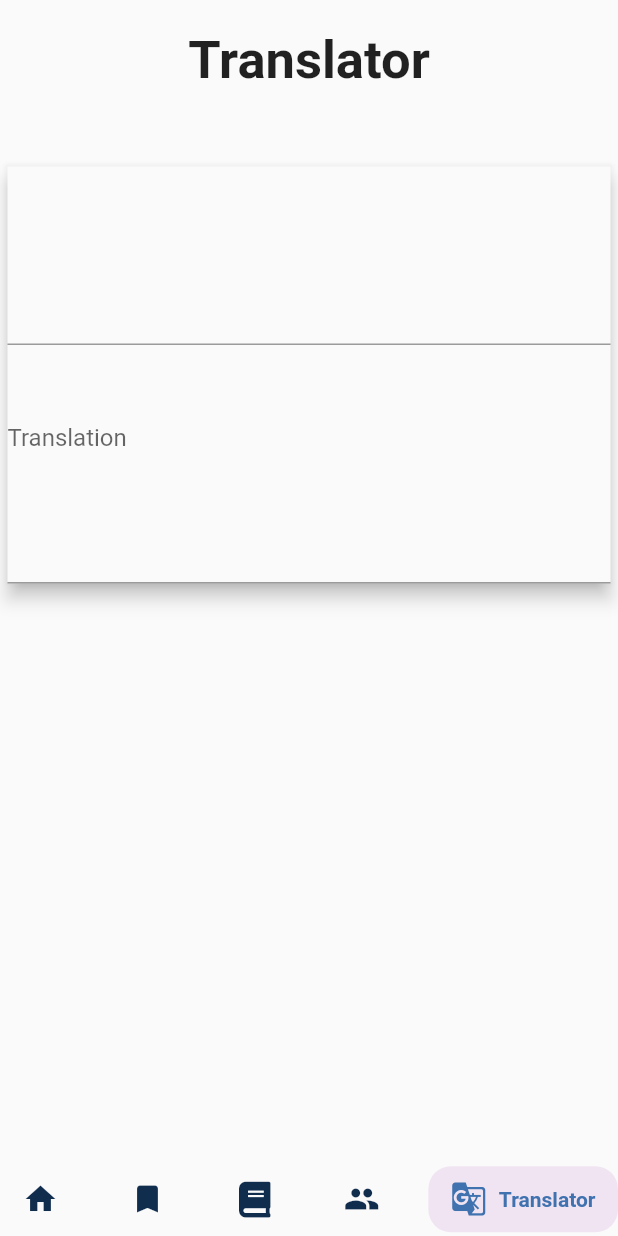
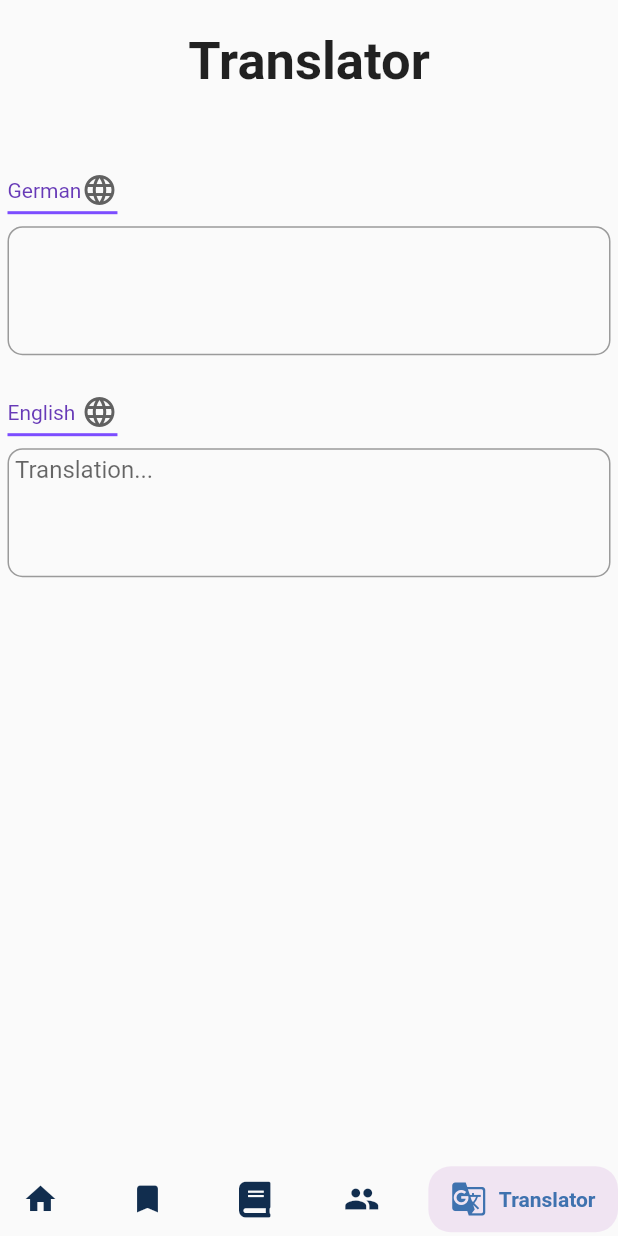
Before and after one commit to Niklas-dev/vocabgroups, a Flutter app: the screen it shows once a user with an empty profile is signed in, item 5 of the bottom bar chosen, on a phone screen of 412 x 824 dp. Run offline on Flutter 3.47's test engine with Material 2 defaults, Android fonts, the phone set to English and light mode, and no system bars; drawn by our look-alikes of google_nav_bar; our stand-ins replace firebase_auth, firebase_core, font_awesome_flutter; accounts and stored records are empty; network calls fail.

Commit message:
Translator Page

```diff
--- a/lib/Pages/Tabs/translator_tab.dart
+++ b/lib/Pages/Tabs/translator_tab.dart
@@ -6,6 +6,8 @@ class TranslatorTab extends StatefulWidget {
 }
 
 class _TranslatorTabState extends State<TranslatorTab> {
+  String firstLanguage = 'German';
+  String secondLanguage = 'English';
   @override
   Widget build(BuildContext context) {
     return Container(
@@ -14,7 +16,8 @@ class _TranslatorTabState extends State<TranslatorTab> {
           mainAxisAlignment: MainAxisAlignment.start,
           children: [
             Padding(
-              padding: EdgeInsets.only(top: 20),
+              padding: EdgeInsets.only(
+                  top: MediaQuery.of(context).size.height / 100 * 2.5),
               child: Container(
                 alignment: Alignment.center,
                 child: Text(
@@ -28,33 +31,111 @@ class _TranslatorTabState extends State<TranslatorTab> {
             ),
             Padding(
               padding: EdgeInsets.only(
-                top: 50,
+                top: MediaQuery.of(context).size.height / 100 * 5,
                 left: 5,
                 right: 5,
               ),
               child: Material(
-                elevation: 5,
+                elevation: 0,
                 child: Column(
+                  mainAxisAlignment: MainAxisAlignment.spaceAround,
                   children: [
+                    Align(
+                      alignment: Alignment.topLeft,
+                      child: DropdownButton(
+                        value: firstLanguage,
+                        icon: const Icon(Icons.language),
+                        iconSize: 24,
+                        elevation: 16,
+                        style: const TextStyle(color: Colors.deepPurple),
+                        underline: Container(
+                          height: 2,
+                          color: Colors.deepPurpleAccent,
+                        ),
+                        onChanged: (String? newValue) {
+                          setState(() {
+                            firstLanguage = newValue!;
+                          });
+                        },
+                        items: <String>[
+                          'English',
+                          'German',
+                          'Italian',
+                          'French'
+                        ].map<DropdownMenuItem<String>>((String value) {
+                          return DropdownMenuItem<String>(
+                            value: value,
+                            child: Text(value),
+                          );
+                        }).toList(),
+                      ),
+                    ),
                     Stack(
                       children: [
-                        TextField(
-                          minLines: 5,
-                          maxLines: 5,
+                        Container(
+                          height: 100,
+                          child: TextField(
+                            minLines: 4,
+                            maxLines: 4,
+                            decoration: InputDecoration(
+                              border: new OutlineInputBorder(
+                                borderRadius: const BorderRadius.all(
+                                  const Radius.circular(10.0),
+                                ),
+                              ),
+                              contentPadding: EdgeInsets.all(5),
+                            ),
+                          ),
                         ),
                       ],
                     ),
-                    Container(
-                      height: 40,
+                    Align(
+                      alignment: Alignment.topLeft,
+                      child: DropdownButton(
+                        value: secondLanguage,
+                        icon: const Icon(Icons.language),
+                        iconSize: 24,
+                        elevation: 16,
+                        style: const TextStyle(color: Colors.deepPurple),
+                        underline: Container(
+                          height: 2,
+                          color: Colors.deepPurpleAccent,
+                        ),
+                        onChanged: (String? newValue) {
+                          setState(() {
+                            secondLanguage = newValue!;
+                          });
+                        },
+                        items: <String>[
+                          'English',
+                          'German',
+                          'Italian',
+                          'French'
+                        ].map<DropdownMenuItem<String>>((String value) {
+                          return DropdownMenuItem<String>(
+                            value: value,
+                            child: Text(value),
+                          );
+                        }).toList(),
+                      ),
                     ),
                     Stack(
                       children: [
-                        TextField(
-                          readOnly: true,
-                          minLines: 5,
-                          maxLines: 5,
-                          decoration: InputDecoration(
-                            hintText: 'Translation',
+                        Container(
+                          height: 100,
+                          child: TextField(
+                            readOnly: true,
+                            minLines: 4,
+                            maxLines: 4,
+                            decoration: InputDecoration(
+                              hintText: 'Translation...',
+                              border: new OutlineInputBorder(
+                                borderRadius: const BorderRadius.all(
+                                  const Radius.circular(10.0),
+                                ),
+                              ),
+                              contentPadding: EdgeInsets.all(5),
+                            ),
                           ),
                         ),
                       ],
--- a/lib/Pages/auth/login_page.dart
+++ b/lib/Pages/auth/login_page.dart
@@ -136,7 +136,8 @@ class _LoginPageState extends State<LoginPage> {
                         ),
                       )),
                   Padding(
-                    padding: EdgeInsets.only(top: 50),
+                    padding: EdgeInsets.only(
+                        top: MediaQuery.of(context).size.height / 100 * 10),
                     child: BackdropFilter(
                       filter: ImageFilter.blur(sigmaX: 0.0, sigmaY: 0.0),
                       child: Container(
@@ -168,7 +169,8 @@ class _LoginPageState extends State<LoginPage> {
                     ),
                   ),
                   Padding(
-                    padding: EdgeInsets.only(top: 50),
+                    padding: EdgeInsets.only(
+                        top: MediaQuery.of(context).size.height / 100 * 15),
                     child: InkWell(
                       onTap: () {
                         Navigator.of(context).pushReplacement(MaterialPageRoute(
--- a/lib/Pages/auth/register_page.dart
+++ b/lib/Pages/auth/register_page.dart
@@ -209,7 +209,8 @@ class _RegisterPageState extends State<RegisterPage> {
                     ),
                   ),
                   Padding(
-                    padding: EdgeInsets.only(top: 50),
+                    padding: EdgeInsets.only(
+                        top: MediaQuery.of(context).size.height / 100 * 6),
                     child: InkWell(
                       onTap: () {
                         Navigator.of(context).pushReplacement(MaterialPageRoute(
```
